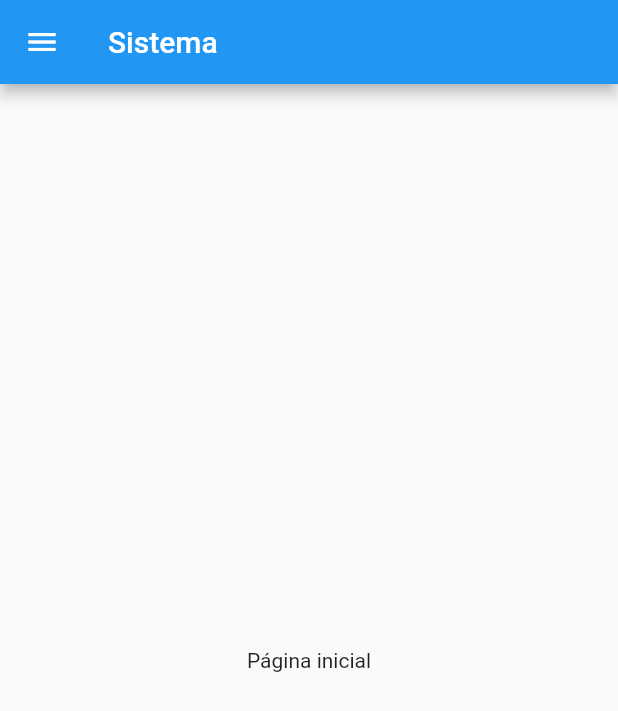
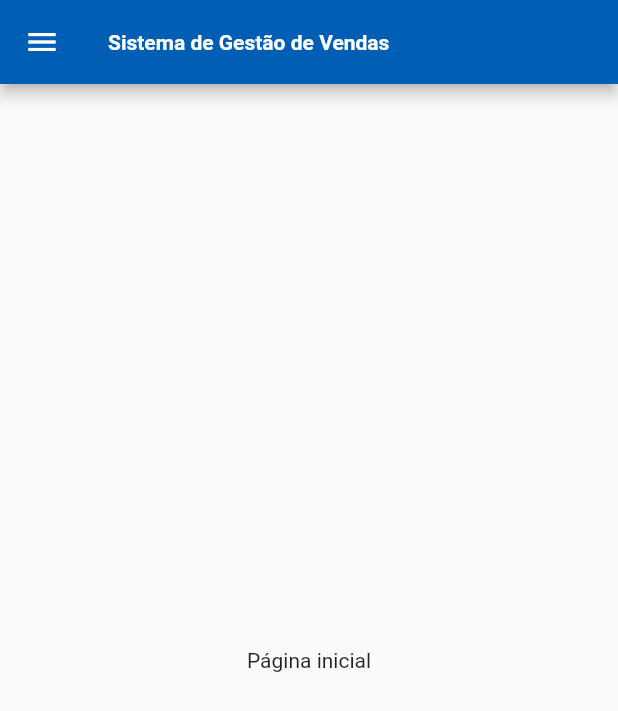
Before and after one commit to tintreinamento/projeto_flutter, a Flutter app: the MyHomePage screen opened directly, on a phone screen of 412 x 824 dp. Shown: the top 711 px of the screen. Run offline on Flutter 3.47's test engine with Material 2 defaults, Android fonts, the phone set to English and light mode, and no system bars.

Commit message:
Mesclagem: branch componentes

```diff
--- a/lib/views/homepage/homepage.dart
+++ b/lib/views/homepage/homepage.dart
@@ -1,4 +1,6 @@
 import 'package:flutter/material.dart';
+import 'package:projeto_flutter/componentes/appbar.dart';
+import 'package:projeto_flutter/componentes/drawer.dart';
 import '../menu/menu.dart';
 
 class MyHomePage extends StatefulWidget {
@@ -29,12 +31,8 @@ class _MyHomePageState extends State<MyHomePage> {
     // fast, so that you can just rebuild anything that needs updating rather
     // than having to individually change instances of widgets.
     return Scaffold(
-      appBar: AppBar(
-        // Here we take the value from the MyHomePage object that was created by
-        // the App.build method, and use it to set our appbar title.
-        title: Text(widget.title),
-      ),
-      drawer: MenuPrincipal(),
+      appBar: AppBarComponente(appBar: AppBar()),
+      drawer: DrawerComponente(),
       body: Center(
         // Center is a layout widget. It takes a single child and positions it
         // in the middle of the parent.
```
